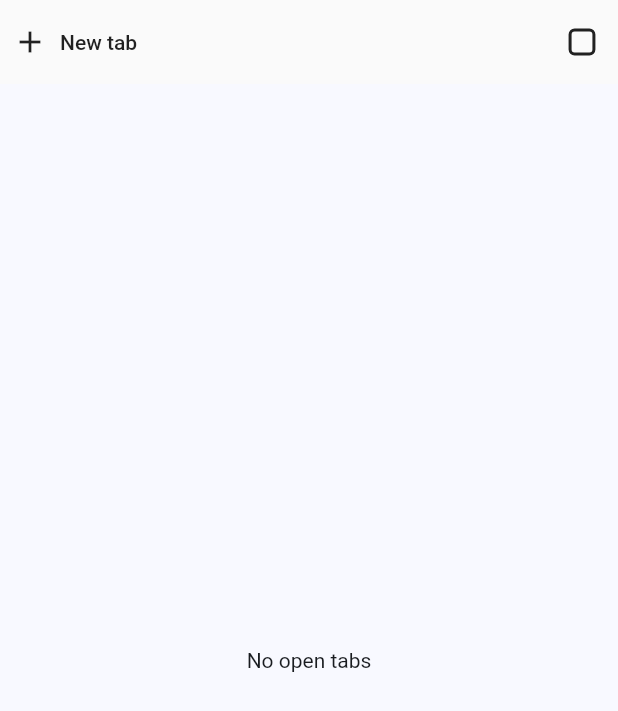
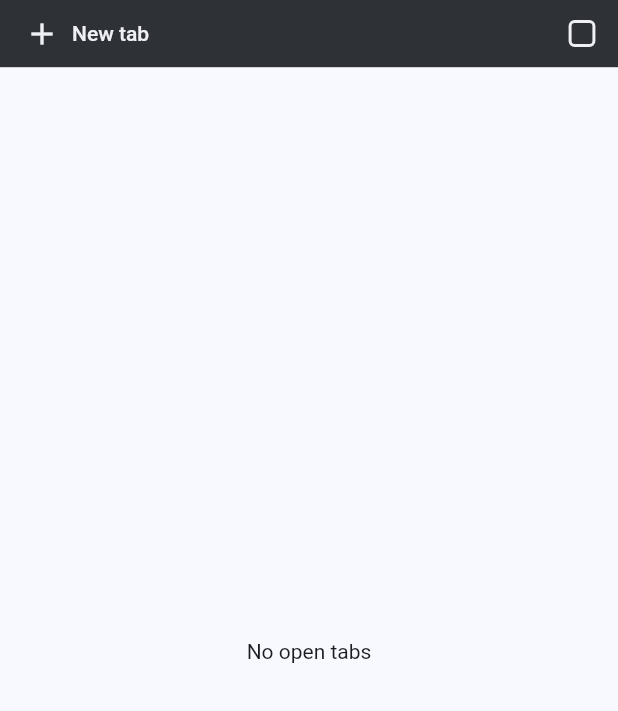
Before and after one commit to nuc134r/tab_switcher, a Flutter app: the screen it shows after launch, on a phone screen of 412 x 824 dp. Shown: the top 711 px of the screen. Run offline on Flutter 3.47's test engine with Material 2 defaults, Android fonts, the light colour scheme and no system bars; our stand-ins replace go_router; missing offline and left inert: scroll_shadow_container.

Commit message:
updating example

```diff
--- a/example/lib/go_router_tab.dart
+++ /dev/null
@@ -1,47 +0,0 @@
-import 'package:flutter/material.dart';
-import 'package:go_router/go_router.dart';
-import 'package:tab_switcher/tab_switcher.dart';
-
-class GoRouterTab extends TabSwitcherTab {
-  GoRouterTab({
-    required this.routes,
-    required this.titleBuilder,
-    required this.controller,
-    this.initialLocation,
-  }) {
-    _total++;
-    _current = _total;
-  }
-
-  final String? initialLocation;
-  final List<GoRoute> routes;
-  final TabSwitcherController controller;
-  final Widget Function(String route) titleBuilder;
-  late final router = GoRouter(
-    routes: routes,
-    initialLocation: initialLocation,
-  );
-
-  @override
-  Widget build(BuildContext context) {
-    return MaterialApp.router(
-      routeInformationParser: router.routeInformationParser,
-      routeInformationProvider: router.routeInformationProvider,
-      routerDelegate: router.routerDelegate,
-      debugShowCheckedModeBanner: false,
-      theme: Theme.of(context),
-    );
-  }
-
-  @override
-  TabInfo getInfo(BuildContext context) {
-    return TabInfo(
-      tag: 'router_tab_$_current',
-      title: titleBuilder(router.location),
-      subtitle: Text(router.location),
-    );
-  }
-
-  int _current = 0;
-  static int _total = 0;
-}
--- a/example/lib/screens/counter.dart
+++ b/example/lib/screens/counter.dart
@@ -18,6 +18,9 @@ class _CounterState extends State<Counter> {
   @override
   Widget build(BuildContext context) {
     return Scaffold(
+      appBar: AppBar(
+        title: const Text('Counter'),
+      ),
       body: Center(
         child: Column(
           mainAxisAlignment: MainAxisAlignment.center,
--- a/example/lib/screens/home.dart
+++ b/example/lib/screens/home.dart
@@ -3,7 +3,7 @@ import 'package:go_router/go_router.dart';
 import 'package:tab_switcher/tab_switcher.dart';
 import 'package:tab_switcher/widgets/tab_count_icon.dart';
 
-import '../go_router_tab.dart';
+import '../tabs/go_router.dart';
 import '../router.dart';
 
 class Home extends StatefulWidget {
@@ -29,27 +29,19 @@ class _HomeState extends State<Home> {
         controller: controller,
         theme: TabSwitcherThemeData(
           appBarBuilder: (context, tab) {
-            if (tab != null) {
-              final info = tab.getInfo(context);
-              return AppBar(
-                elevation: 0,
-                leading: info.leading,
-                title: info.title,
-                actions: [
-                  ...info.actions ?? [],
-                  TabCountIcon(controller: controller),
-                ],
-              );
-            }
+            final info = tab?.getInfo(context);
             return AppBar(
+              primary: false,
               elevation: 0,
-              backgroundColor: theme.scaffoldBackgroundColor,
-              foregroundColor: theme.textTheme.bodyLarge!.color,
+              backgroundColor: colors.inverseSurface,
+              foregroundColor: colors.onInverseSurface,
               titleSpacing: 8,
-              leading: NewTabButton(controller: controller),
-              leadingWidth: 120,
+              title: info != null
+                  ? info.leading
+                  : NewTabButton(controller: controller),
               centerTitle: false,
               actions: [
+                ...info?.actions ?? [],
                 TabCountIcon(controller: controller),
               ],
             );
@@ -77,14 +69,15 @@ class NewTabButton extends StatelessWidget {
 
   @override
   Widget build(BuildContext context) {
+    final color = Theme.of(context).colorScheme.onInverseSurface;
     return IntrinsicWidth(
       child: MaterialButton(
         visualDensity: VisualDensity.compact,
         child: Row(
-          children: const [
-            Icon(Icons.add),
-            SizedBox(width: 8),
-            Text('New tab'),
+          children: [
+            Icon(Icons.add, color: color),
+            const SizedBox(width: 8),
+            Text('New tab', style: TextStyle(color: color)),
           ],
         ),
         onPressed: addTab,
@@ -102,7 +95,7 @@ extension ControllerUtils on TabSwitcherController {
     final tab = GoRouterTab(
       controller: this,
       routes: routes,
-      initialLocation: '/counter/value',
+      initialLocation: '/counter/$value',
       titleBuilder: (route) {
         if (route.startsWith('/counter')) {
           return const Text('Counter');
--- a/lib/utils/impl.dart
+++ b/lib/utils/impl.dart
@@ -10,7 +10,9 @@ import 'tab.dart';
 import 'theme.dart';
 
 typedef TabWidgetBuilder = Widget Function(
-    BuildContext context, TabSwitcherTab? tab);
+  BuildContext context,
+  TabSwitcherTab? tab,
+);
 
 /// Root widget for building apps with full screen tabs
 class TabSwitcherWidget extends StatefulWidget {
@@ -21,10 +23,10 @@ class TabSwitcherWidget extends StatefulWidget {
     this.onSave,
   });
 
-  final TabSwitcherThemeData theme;
-  final TabSwitcherController controller;
   final TabSwitcherController Function()? onRestore;
   final void Function(TabSwitcherController)? onSave;
+  final TabSwitcherController controller;
+  final TabSwitcherThemeData theme;
 
   @override
   State<TabSwitcherWidget> createState() => _TabSwitcherWidgetState();
@@ -32,21 +34,15 @@ class TabSwitcherWidget extends StatefulWidget {
 
 class _TabSwitcherWidgetState extends State<TabSwitcherWidget>
     with WidgetsBindingObserver {
-  bool _isNavigatingToPage = false;
   late TabSwitcherController controller = widget.controller;
+
   late PageController _appBarPageController;
   late PageController _bodyPageController;
+  bool _isNavigatingToPage = false;
+  StreamSubscription<TabSwitcherTab>? _onNewTab;
+  StreamSubscription<TabSwitcherTab?>? _onTabChanged;
   StreamSubscription<TabSwitcherTab>? _onTabClose;
-  StreamSubscription<TabSwitcherTab>? _onNewTab;
   StreamSubscription<bool>? _onTabSwitch;
-  StreamSubscription<TabSwitcherTab?>? _onTabChanged;
-
-  @override
-  void initState() {
-    super.initState();
-    WidgetsBinding.instance.addObserver(this);
-    init();
-  }
 
   @override
   void didChangeAppLifecycleState(AppLifecycleState state) {
@@ -77,28 +73,10 @@ class _TabSwitcherWidgetState extends State<TabSwitcherWidget>
   }
 
   @override
-  Widget build(BuildContext context) {
-    var displaySwitcher = controller.switcherActive;
-    var theme = Theme.of(context);
-    final wTheme = widget.theme;
-    final backgroundColor =
-        wTheme.backgroundColor ?? theme.scaffoldBackgroundColor;
-    return TabSwitcherTheme(
-      data: widget.theme,
-      child: Container(
-        color: backgroundColor,
-        child: Scaffold(
-          backgroundColor: Colors.transparent,
-          appBar: TabSwitcherAppBar(
-            controller,
-            _appBarPageController,
-            MediaQuery.of(context),
-            wTheme,
-          ),
-          body: displaySwitcher ? buildSwitcher(context) : buildBody(context),
-        ),
-      ),
-    );
+  void initState() {
+    super.initState();
+    WidgetsBinding.instance.addObserver(this);
+    init();
   }
 
   Widget buildSwitcher(BuildContext context) {
@@ -130,7 +108,7 @@ class _TabSwitcherWidgetState extends State<TabSwitcherWidget>
     );
   }
 
-  Widget buildBody(BuildContext context) {
+  Widget buildTabs(BuildContext context) {
     final wTheme = widget.theme;
     return PageView.builder(
       controller: _bodyPageController,
@@ -209,4 +187,37 @@ class _TabSwitcherWidgetState extends State<TabSwitcherWidget>
       }
     });
   }
+
+  @override
+  Widget build(BuildContext context) {
+    final theme = Theme.of(context);
+    final wTheme = widget.theme;
+    var displaySwitcher = controller.switcherActive;
+    return TabSwitcherTheme(
+      data: widget.theme,
+      child: Container(
+        color: wTheme.backgroundColor ?? theme.scaffoldBackgroundColor,
+        child: Scaffold(
+          backgroundColor: Colors.transparent,
+          appBar: wTheme.position == TabSwitcherPosition.top
+              ? TabSwitcherAppBar(
+                  controller,
+                  _appBarPageController,
+                  MediaQuery.of(context),
+                  wTheme,
+                )
+              : null,
+          body: displaySwitcher ? buildSwitcher(context) : buildTabs(context),
+          bottomNavigationBar: wTheme.position == TabSwitcherPosition.bottom
+              ? TabSwitcherAppBar(
+                  controller,
+                  _appBarPageController,
+                  MediaQuery.of(context),
+                  wTheme,
+                )
+              : null,
+        ),
+      ),
+    );
+  }
 }
--- a/lib/utils/theme.dart
+++ b/lib/utils/theme.dart
@@ -11,7 +11,7 @@ class TabSwitcherThemeData {
     this.tabShadowColor,
     this.appBarBackgroundColor,
     this.appBarForegroundColor,
-    this.appBarHeight = 56,
+    this.appBarHeight = kToolbarHeight * 0.8,
     this.tabGridHeight = 256,
     this.tabListHeight = 148,
     this.appBarBuilder,
@@ -21,6 +21,7 @@ class TabSwitcherThemeData {
     this.switcherFooterBuilder,
     this.tabRadius,
     this.emptyTabsText = 'No open tabs',
+    this.position = TabSwitcherPosition.top,
   });
 
   final Color? backgroundColor;
@@ -40,6 +41,7 @@ class TabSwitcherThemeData {
   final WidgetBuilder? switcherFooterBuilder;
   final BorderRadiusGeometry? tabRadius;
   final String emptyTabsText;
+  final TabSwitcherPosition position;
 
   @override
   bool operator ==(Object other) {
@@ -87,6 +89,11 @@ class TabSwitcherThemeData {
   }
 }
 
+enum TabSwitcherPosition {
+  top,
+  bottom,
+}
+
 class TabSwitcherTheme extends InheritedWidget {
   TabSwitcherTheme({
     Key? key,
--- a/lib/widgets/app_bar.dart
+++ b/lib/widgets/app_bar.dart
@@ -72,12 +72,12 @@ class TabSwitcherAppBar extends StatelessWidget implements PreferredSizeWidget {
       return theme.appBarBuilder!(context, tab);
     }
     return AppBar(
-      title: tab?.getInfo(context).title,
+      primary: false,
+      backgroundColor: theme.appBarBackgroundColor,
+      foregroundColor: theme.appBarForegroundColor,
       actions: [
         TabCountIcon(controller: controller),
       ],
-      backgroundColor: theme.appBarBackgroundColor,
-      foregroundColor: theme.appBarForegroundColor,
     );
   }
 
```
Also changed, not shown: example/lib/counter_tab.dart (deleted, +0 -53 lines), example/lib/tabs/go_router.dart (added, +99 -0 lines).
